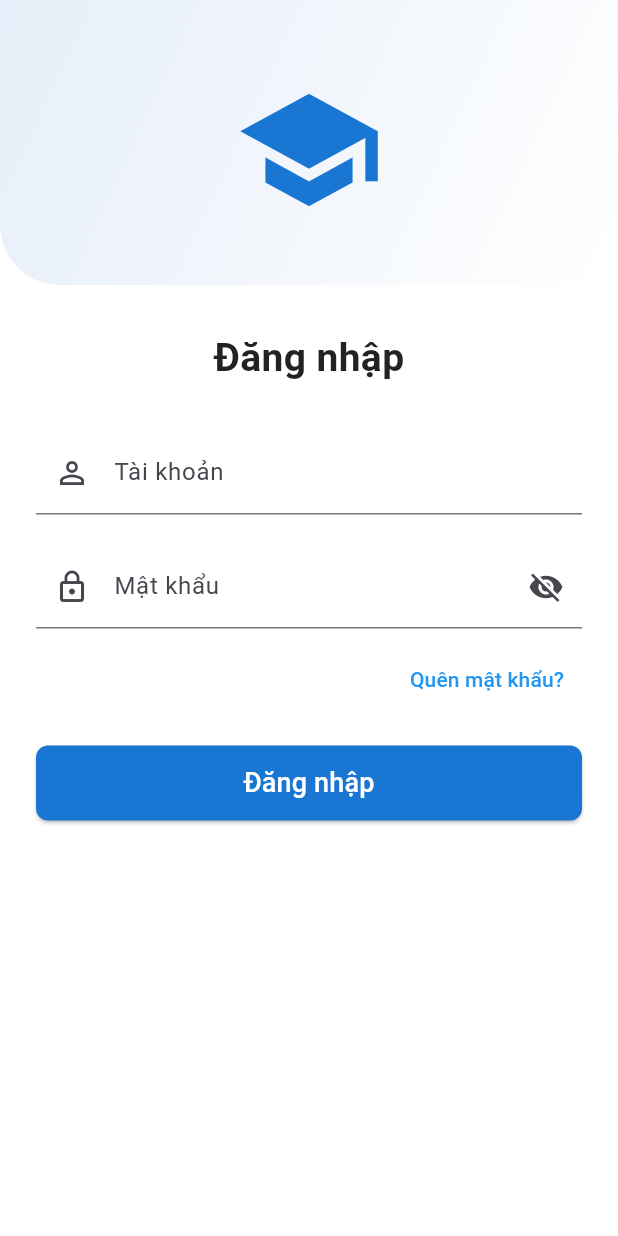
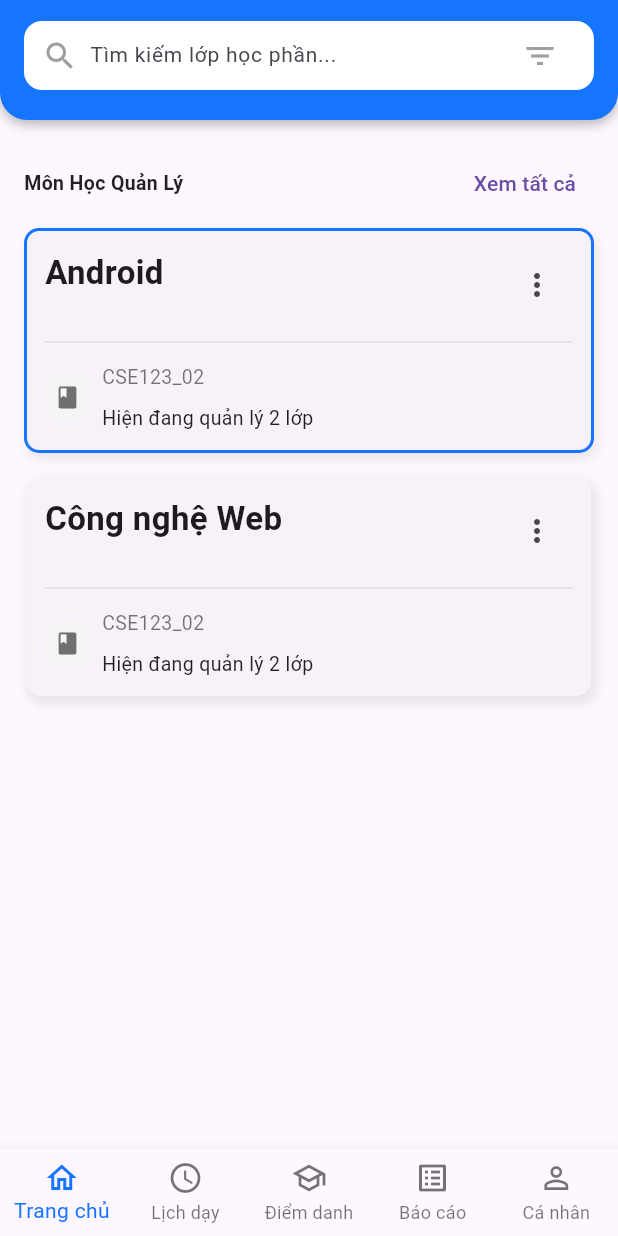
Before and after one commit to MinhTrungDev-2004/TLU-FaceAttendance, a Flutter app: the screen it shows after launch, after a tap on "Đăng nhập", on a phone screen of 412 x 824 dp. Run offline on Flutter 3.47's test engine with Material 3 defaults, Android fonts, the phone set to English and light mode, and no system bars.

Commit message:
Lecturer UI

```diff
--- a/lib/features/auth/presentation/pages/login_page.dart
+++ b/lib/features/auth/presentation/pages/login_page.dart
@@ -1,4 +1,5 @@
 import 'package:flutter/material.dart';
+import 'package:tlu_face_attendance/routes/app_routes.dart';
 void main() {
   runApp(const MyApp());
 }
@@ -36,24 +37,10 @@
         child: SingleChildScrollView(
           child: Column(
             children: [
-              // Phần header
               Container(
-                width: double.infinity,
-                padding: const EdgeInsets.all(20),
-                decoration: const BoxDecoration(
-                  gradient: LinearGradient(
-                    colors: [Color(0xFFe6eef9), Color(0xFFFFFFFF)],
-                    begin: Alignment.topLeft,
-                    end: Alignment.bottomRight,
-                  ),
-                  borderRadius: BorderRadius.only(
-                    bottomLeft: Radius.circular(40),
-                  ),
-                ),
                 child: Column(
                   children: [
                     const SizedBox(height: 30),
-                    // Icon mũ tốt nghiệp
                     Icon(
                       Icons.school,
                       size: 100,
@@ -63,10 +50,7 @@
                   ],
                 ),
               ),
-
               const SizedBox(height: 30),
-
-              // Text "Đăng nhập"
               const Text(
                 "Đăng nhập",
                 style: TextStyle(
@@ -77,7 +61,7 @@
               ),
               const SizedBox(height: 30),
 
-              // Ô nhập tài khoản
+              // Tài khoản
               Padding(
                 padding: const EdgeInsets.symmetric(horizontal: 24),
                 child: TextField(
@@ -92,7 +76,7 @@
               ),
               const SizedBox(height: 20),
 
-              // Ô nhập mật khẩu
+              // Mật khẩu
               Padding(
                 padding: const EdgeInsets.symmetric(horizontal: 24),
                 child: TextField(
@@ -138,7 +122,7 @@
 
               const SizedBox(height: 20),
 
-              // Nút đăng nhập
+              // Đăng Nhập
               Padding(
                 padding: const EdgeInsets.symmetric(horizontal: 24),
                 child: SizedBox(
@@ -152,7 +136,8 @@
                       ),
                     ),
                     onPressed: () {
-                      // Xử lý đăng nhập
+                      Navigator.pushReplacementNamed(context, AppRoutes.lecturer);
+
                     },
                     child: const Text(
                       "Đăng nhập",
--- /dev/null
+++ b/lib/features/lecturer/presentation/pages/attendance_page.dart
@@ -0,0 +1,11 @@
+import 'package:flutter/material.dart';
+import 'package:tlu_face_attendance/features/lecturer/presentation/widgets/bottom_nav.dart';
+class AttendancePage extends StatelessWidget {
+  const AttendancePage({super.key});
+
+  @override
+  Widget build(BuildContext context) {
+    return const Placeholder();
+  }
+
+}
--- a/lib/features/lecturer/presentation/pages/home_page.dart
+++ b/lib/features/lecturer/presentation/pages/home_page.dart
@@ -0,0 +1,113 @@
+import 'package:flutter/material.dart';
+import 'package:tlu_face_attendance/features/auth/presentation/pages/login_page.dart';
+import 'package:tlu_face_attendance/features/lecturer/presentation/widgets/bottom_nav.dart';
+import 'package:tlu_face_attendance/features/lecturer/presentation/widgets/header_lecturer.dart';
+import 'package:tlu_face_attendance/features/lecturer/presentation/widgets/class_card.dart';
+import 'package:tlu_face_attendance/features/lecturer/presentation/pages/report_page.dart';
+import 'package:tlu_face_attendance/features/lecturer/presentation/pages/profile_page.dart';
+
+
+class HomePage extends StatefulWidget {
+  const HomePage({super.key});
+
+  @override
+  State<HomePage> createState() => _HomePageState();
+}
+
+class _HomePageState extends State<HomePage> {
+  int _selectedBottomIndex = 0;
+
+  final List<Map<String, String>> _classes = [
+    {'title': 'Android', 'code': 'CSE123_02', 'subtitle': 'Hiện đang quản lý 2 lớp'},
+    {'title': 'Công nghệ Web', 'code': 'CSE123_02', 'subtitle': 'Hiện đang quản lý 2 lớp'},
+  ];
+
+  @override
+  Widget build(BuildContext context) {
+    return Scaffold(
+      body: Column(
+        children: [
+          LecturerHeader(
+            onFilterTap: () {
+              // Hàm xử lý lọc
+            },
+          ),
+          Expanded(
+            child: ListView(
+              padding: const EdgeInsets.fromLTRB(16, 18, 16, 90),
+              children: [
+                Row(
+                  mainAxisAlignment: MainAxisAlignment.spaceBetween,
+                  children: [
+                    const Text(
+                      'Môn Học Quản Lý',
+                      style: TextStyle(
+                        fontWeight: FontWeight.bold,
+                        color: Colors.black87,
+                        fontSize: 13,
+                      ),
+                    ),
+                    TextButton(
+                      onPressed: () {},
+                      child: const Text('Xem tất cả'),
+                    ),
+                  ],
+                ),
+                const SizedBox(height: 6),
+
+                for (int i = 0; i < _classes.length; i++)
+                  Padding(
+                    padding: const EdgeInsets.only(bottom: 14),
+                    child: ClassCard(
+                      title: _classes[i]['title']!,
+                      code: _classes[i]['code']!,
+                      subtitle: _classes[i]['subtitle']!,
+                      selected: i == 0,
+                      onMoreTap: () {
+                        _showOptions(context, _classes[i]['title']!);
+                      },
+                    ),
+                  ),
+              ],
+            ),
+          ),
+        ],
+      ),
+      bottomNavigationBar: LecturerBottomNav(
+        currentIndex: _selectedBottomIndex,
+        onTap: (idx) {
+          setState(() {
+            _selectedBottomIndex = idx;
+          });
+        },
+      ),
+    );
+  }
+
+  void _showOptions(BuildContext context, String className) {
+    showModalBottomSheet(
+      context: context,
+      builder: (_) => SafeArea(
+        child: Wrap(
+          children: [
+            ListTile(
+              leading: const Icon(Icons.info_outline),
+              title: const Text('Chi tiết lớp'),
+              onTap: () => Navigator.of(context).pop(),
+            ),
+            ListTile(
+              leading: const Icon(Icons.edit),
+              title: const Text('Chỉnh sửa'),
+              onTap: () => Navigator.of(context).pop(),
+            ),
+            ListTile(
+              leading: const Icon(Icons.delete_outline),
+              title: const Text('Xóa'),
+              onTap: () => Navigator.of(context).pop(),
+            ),
+          ],
+        ),
+      ),
+    );
+  }
+}
--- /dev/null
+++ b/lib/features/lecturer/presentation/widgets/bottom_nav.dart
@@ -0,0 +1,30 @@
+import 'package:flutter/material.dart';
+
+class LecturerBottomNav extends StatelessWidget {
+  final int currentIndex;
+  final ValueChanged<int> onTap;
+
+  const LecturerBottomNav({
+    super.key,
+    required this.currentIndex,
+    required this.onTap,
+  });
+
+  @override
+  Widget build(BuildContext context) {
+    return BottomNavigationBar(
+      currentIndex: currentIndex,
+      onTap: onTap,
+      type: BottomNavigationBarType.fixed,
+      selectedItemColor: const Color(0xFF1675FF),
+      unselectedItemColor: Colors.black54,
+      items: const [
+        BottomNavigationBarItem(icon: Icon(Icons.home_outlined), label: 'Trang chủ'),
+        BottomNavigationBarItem(icon: Icon(Icons.schedule_outlined), label: 'Lịch dạy'),
+        BottomNavigationBarItem(icon: Icon(Icons.school_outlined), label: 'Điểm danh'),
+        BottomNavigationBarItem(icon: Icon(Icons.list_alt_outlined), label: 'Báo cáo'),
+        BottomNavigationBarItem(icon: Icon(Icons.person_outline), label: 'Cá nhân'),
+      ],
+    );
+  }
+}
--- /dev/null
+++ b/lib/features/lecturer/presentation/widgets/class_card.dart
@@ -0,0 +1,106 @@
+import 'package:flutter/material.dart';
+
+class ClassCard extends StatelessWidget {
+  final String title;
+  final String code;
+  final String subtitle;
+  final bool selected;
+  final VoidCallback? onMoreTap;
+
+  const ClassCard({
+    super.key,
+    required this.title,
+    required this.code,
+    required this.subtitle,
+    this.selected = false,
+    this.onMoreTap,
+  });
+
+  @override
+  Widget build(BuildContext context) {
+    final borderColor = selected ? const Color(0xFF1675FF) : Colors.transparent;
+
+    return Container(
+      decoration: BoxDecoration(
+        borderRadius: BorderRadius.circular(10),
+        border: Border.all(color: borderColor, width: 2),
+        boxShadow: const [
+          BoxShadow(
+            color: Color(0x14000000),
+            blurRadius: 6,
+            offset: Offset(2, 4),
+          ),
+        ],
+      ),
+      child: Card(
+        margin: EdgeInsets.zero,
+        shape: RoundedRectangleBorder(borderRadius: BorderRadius.circular(10)),
+        elevation: 0,
+        child: Padding(
+          padding: const EdgeInsets.symmetric(vertical: 12, horizontal: 12),
+          child: Column(
+            children: [
+              Row(
+                crossAxisAlignment: CrossAxisAlignment.start,
+                children: [
+                  Expanded(
+                    child: Text(
+                      title,
+                      style: const TextStyle(
+                        fontSize: 22,
+                        fontWeight: FontWeight.bold,
+                      ),
+                    ),
+                  ),
+                  IconButton(
+                    onPressed: onMoreTap,
+                    icon: const Icon(Icons.more_vert),
+                    splashRadius: 20,
+                  ),
+                ],
+              ),
+              const SizedBox(height: 6),
+              Divider(color: Colors.grey[300], thickness: 1),
+              const SizedBox(height: 6),
+              Row(
+                children: [
+                  Container(
+                    padding: const EdgeInsets.all(6),
+                    decoration: BoxDecoration(
+                      color: Colors.grey[100],
+                      borderRadius: BorderRadius.circular(6),
+                    ),
+                    child: const Icon(Icons.class_, size: 18, color: Colors.black54),
+                  ),
+                  const SizedBox(width: 8),
+                  Expanded(
+                    child: Column(
+                      crossAxisAlignment: CrossAxisAlignment.start,
+                      children: [
+                        Text(
+                          code,
+                          style: const TextStyle(
+                            fontSize: 13,
+                            color: Colors.black54,
+                          ),
+                        ),
+                        const SizedBox(height: 8),
+                        Text(
+                          subtitle,
+                          style: const TextStyle(
+                            fontSize: 13,
+                            color: Colors.black87,
+                          ),
+                        ),
+                      ],
+                    ),
+                  ),
+                ],
+              ),
+            ],
+          ),
+        ),
+      ),
+    );
+  }
+}
--- /dev/null
+++ b/lib/features/lecturer/presentation/widgets/header_lecturer.dart
@@ -0,0 +1,57 @@
+import 'package:flutter/material.dart';
+
+class LecturerHeader extends StatelessWidget {
+  final VoidCallback? onFilterTap;
+
+  const LecturerHeader({super.key, this.onFilterTap});
+
+  @override
+  Widget build(BuildContext context) {
+    final topPadding = MediaQuery.of(context).padding.top;
+
+    return Container(
+      width: double.infinity,
+      padding: EdgeInsets.fromLTRB(16, topPadding + 14, 16, 20),
+      decoration: const BoxDecoration(
+        color: Color(0xFF1675FF),
+        borderRadius: BorderRadius.vertical(bottom: Radius.circular(18)),
+        boxShadow: [
+          BoxShadow(
+            color: Colors.black26,
+            blurRadius: 6,
+            offset: Offset(0, 3),
+          ),
+        ],
+      ),
+      child: Container(
+        height: 46,
+        padding: const EdgeInsets.symmetric(horizontal: 12),
+        decoration: BoxDecoration(
+          color: Colors.white,
+          borderRadius: BorderRadius.circular(12),
+        ),
+        child: Row(
+          children: [
+            const Icon(Icons.search, color: Colors.grey),
+            const SizedBox(width: 8),
+            const Expanded(
+              child: TextField(
+                style: TextStyle(fontSize: 14),
+                decoration: InputDecoration(
+                  hintText: 'Tìm kiếm lớp học phần...',
+                  border: InputBorder.none,
+                  isDense: true,
+                ),
+              ),
+            ),
+            IconButton(
+              onPressed: onFilterTap,
+              icon: const Icon(Icons.filter_list, color: Colors.grey),
+              splashRadius: 20,
+            ),
+          ],
+        ),
+      ),
+    );
+  }
+}
--- a/lib/routes/app_router.dart
+++ b/lib/routes/app_router.dart
@@ -1,6 +1,11 @@
 import 'package:flutter/material.dart';
 import 'package:tlu_face_attendance/features/auth/presentation/pages/login_page.dart';
 import 'package:tlu_face_attendance/features/auth/presentation/pages/register_page.dart';
+import 'package:tlu_face_attendance/features/lecturer/presentation/pages/home_page.dart';
+import 'package:tlu_face_attendance/features/lecturer/presentation/pages/schedule_page.dart';
+import 'package:tlu_face_attendance/features/lecturer/presentation/pages/attendance_page.dart';
+import 'package:tlu_face_attendance/features/lecturer/presentation/pages/report_page.dart';
+import 'package:tlu_face_attendance/features/lecturer/presentation/pages/profile_page.dart';
 
 import 'app_routes.dart';
 
@@ -13,6 +18,11 @@
       case AppRoutes.register:
         return MaterialPageRoute(builder: (_) => const RegisterPage());
 
+      // Giảng Viên
+      case AppRoutes.lecturer:
+        return MaterialPageRoute(builder: (_) => const HomePage());
+      case AppRoutes.attendance:
+        return MaterialPageRoute(builder: (_) => const AttendancePage());
       default:
         return MaterialPageRoute(
           builder: (_) => const Scaffold(
--- a/lib/routes/app_routes.dart
+++ b/lib/routes/app_routes.dart
@@ -1,5 +1,14 @@
 class AppRoutes {
+  // Login
   static const String login = '/login';
   static const String register = '/register';
   static const String home = '/home';
+
+  // Giảng viên
+  static const String lecturer = '/trang-chủ-giảng-viên';
+  static const String schedule = '/lịch-dạy-giảng-viên';
+  static const String attendance = '/điểm-danh-giảng-viên';
+  static const String report = '/báo-cáo-giảng-viên';
+  static const String profile = '/thông-tin-giảng-viên';
+
 }
```
Also changed, not shown: lib/features/lecturer/presentation/pages/profile_page.dart (added), lib/features/lecturer/presentation/pages/report_page.dart (added), lib/features/lecturer/presentation/pages/schedule_page.dart (added).
